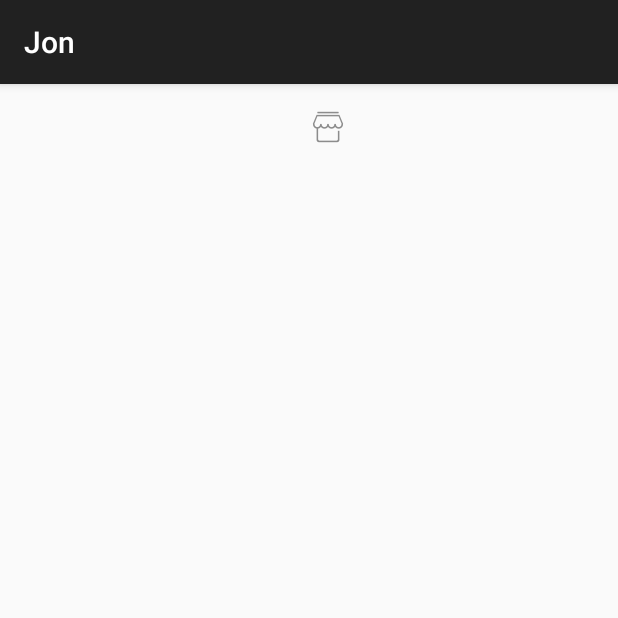
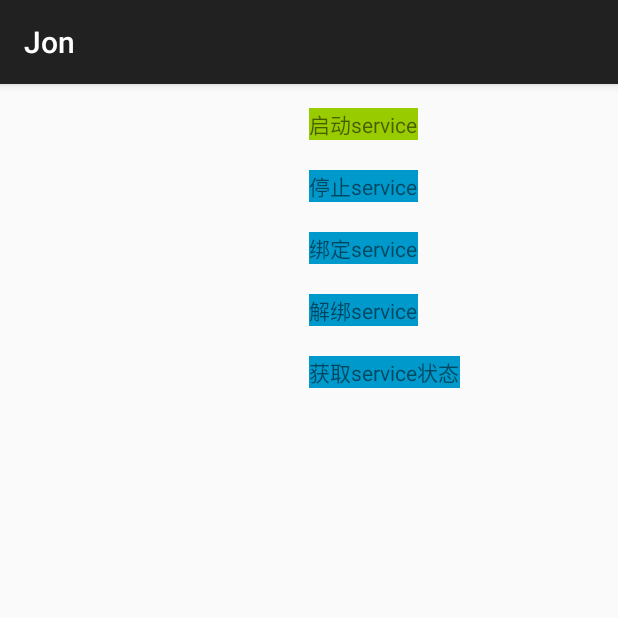
Before and after one commit to BlogForMe/DrugStore, an Android app: the screen it shows after launch (FragmentExerciseActivity), after a tap on "点我吧", on a phone screen of 412 x 824 dp, the top half of it. Run offline under Robolectric (Android 15) with nearby library versions, the phone set to English and light mode, and no system bars; libraries missing offline, so code that uses them is left out: com.facebook.drawee, com.lidroid.xutils; 2 statements that could not run were skipped.

Commit message:
选择提交

```diff
--- a/app/src/main/java/com/eoe/drugstore/activity/BaseActivity.java
+++ b/app/src/main/java/com/eoe/drugstore/activity/BaseActivity.java
@@ -64,45 +64,4 @@ public abstract class BaseActivity extends AppCompatActivity {
             finish();
         }
     }
-
-
-    @Override
-    protected void onStart() {
-        Log.i(TAG, "--onStart ---Current Activity ==" + this);
-        super.onStart();
-    }
-
-    @Override
-    protected void onRestart() {
-        Log.i(TAG, "--onRestart ---Current Activity ==" + this);
-        super.onRestart();
-    }
-
-    @Override
-    protected void onResume() {
-        Log.i(TAG, "--onResume ---Current Activity ==" + this);
-        super.onResume();
-    }
-
-    @Override
-    protected void onPause() {
-        Log.i(TAG, "--onPause ---Current Activity ==" + this);
-        super.onPause();
-    }
-
-    @Override
-    protected void onStop() {
-        Log.i(TAG, "--onStop ---Current Activity ==" + this);
-        super.onStop();
-    }
-
-    @Override
-    protected void onDestroy() {
-        Log.i(TAG, "--onDestroy ---Current Activity ==" + this);
-
-//        mController.getCxtList().remove(mContext);
-        super.onDestroy();
-
-    }
-
 }
--- a/app/src/main/java/com/eoe/drugstore/fragment/ArticleFragment.java
+++ b/app/src/main/java/com/eoe/drugstore/fragment/ArticleFragment.java
@@ -1,22 +1,117 @@
 package com.eoe.drugstore.fragment;
 
+import android.content.Intent;
 import android.os.Bundle;
-import android.support.annotation.Nullable;
-import android.support.v4.app.Fragment;
 import android.view.LayoutInflater;
 import android.view.View;
 import android.view.ViewGroup;
+import android.widget.TextView;
 
 import com.eoe.drugstore.R;
+import com.eoe.drugstore.service.BindService;
 
 /**
  * Created by Jon on 2016/4/17.
  * 练习构建Fragment
  */
-public class ArticleFragment extends Fragment {
-    @Nullable
+public class ArticleFragment extends BaseFragment  implements View.OnClickListener{
+    String TAG = "---ArticleFragment -----";
+
     @Override
     public View onCreateView(LayoutInflater inflater, ViewGroup container, Bundle savedInstanceState) {
-        return inflater.inflate(R.layout.fragment_community, container, false);
+        return initView(R.layout.fragment_article, null);
     }
+
+    @Override
+    protected void setupView(View v) {
+        TextView tvStart = (TextView) v.findViewById(R.id.tv_start);
+        TextView tvStop = (TextView) v.findViewById(R.id.tv_stop);
+        TextView tvBind = (TextView) v.findViewById(R.id.tv_bind);
+        TextView tvUnbing = (TextView) v.findViewById(R.id.tv_unbing);
+        TextView tvGetBind = (TextView) v.findViewById(R.id.tv_getbing);
+//        final Intent intent = new Intent(getActivity(), FirstService.class);
+        final Intent intent = new Intent(getActivity(), BindService.class);
+        tvStart.setOnClickListener(new View.OnClickListener() {
+            @Override
+            public void onClick(View v) {
+                getActivity().startService(intent);
+            }
+        });
+        tvStop.setOnClickListener(new View.OnClickListener() {
+            @Override
+            public void onClick(View v) {
+                getActivity().stopService(intent);
+
+            }
+        });
+        tvBind.setOnClickListener(this);
+        tvUnbing.setOnClickListener(this);
+        tvGetBind.setOnClickListener(this);
+
+    }
+
+    @Override
+    protected void setupData() {
+
+    }
+
+    @Override
+    public void onClick(View v) {
+
+    }
+
+
+//    @Override
+//    public void onCreate(@Nullable Bundle savedInstanceState) {
+//        super.onCreate(savedInstanceState);
+//        Log.i(TAG,"onCreate---");
+//    }
+//
+//    @Override
+//    public void onStart() {
+//        super.onStart();
+//        Log.i(TAG,"onStart---");
+//
+//    }
+//
+//    @Override
+//    public void onAttach(Context context) {
+//        super.onAttach(context);
+//        Log.i(TAG,"onAttach---");
+//
+//    }
+//
+//
+//    @Override
+//    public void onPause() {
+//        super.onPause();
+//        Log.i(TAG,"onPause---");
+//
+//    }
+//
+//    @Override
+//    public void onStop() {
+//        super.onStop();
+//        Log.i(TAG,"onStop---");
+//    }
+//
+//    @Override
+//    public void onResume() {
+//        super.onResume();
+//        Log.i(TAG,"onResume---");
+//    }
+//
+//    @Override
+//    public void onDestroyView() {
+//        super.onDestroyView();
+//        Log.i(TAG,"onDestroyView---");
+//
+//    }
+//
+//    @Override
+//    public void onDetach() {
+//        super.onDetach();
+//        Log.i(TAG,"onDetach---");
+//
+//    }
 }
--- a/app/src/main/java/com/eoe/drugstore/fragment/HeadlinesFragment.java
+++ b/app/src/main/java/com/eoe/drugstore/fragment/HeadlinesFragment.java
@@ -95,4 +95,7 @@ public class HeadlinesFragment extends BaseFragment {
         }
     };
 
+
+
+
 }
--- a/app/src/main/java/com/eoe/drugstore/fragment/HomeFragment.java
+++ b/app/src/main/java/com/eoe/drugstore/fragment/HomeFragment.java
@@ -1,16 +1,13 @@
 package com.eoe.drugstore.fragment;
 
-import android.content.Context;
 import android.content.Intent;
 import android.os.Bundle;
-import android.support.annotation.Nullable;
 import android.view.LayoutInflater;
 import android.view.View;
 import android.view.ViewGroup;
 import android.widget.TextView;
 
 import com.eoe.drugstore.R;
-import com.eoe.drugstore.activity.FragmentExerciseActivity;
 import com.eoe.drugstore.utils.Logger;
 
 
@@ -35,66 +32,13 @@ public class HomeFragment extends ParentFragment {
         tvClickme.setOnClickListener(new View.OnClickListener() {
             @Override
             public void onClick(View v) {
-                Intent intent = new Intent(getActivity(), FragmentExerciseActivity.class);
+
+                Intent intent = new Intent();
+                intent.setAction("dian.wo.ba");
                 getActivity().startActivity(intent);
             }
         });
     }
 
 
-    @Override
-    public void onCreate(@Nullable Bundle savedInstanceState) {
-        super.onCreate(savedInstanceState);
-        Logger.d("onCreate---");
-    }
-
-    @Override
-    public void onStart() {
-        super.onStart();
-        Logger.d("onStart---");
-
-    }
-
-    @Override
-    public void onAttach(Context context) {
-        super.onAttach(context);
-        Logger.d("onAttach---");
-
-    }
-
-
-
-    @Override
-    public void onPause() {
-        super.onPause();
-        Logger.d("onPause---");
-
-    }
-
-    @Override
-    public void onStop() {
-        super.onStop();
-        Logger.d("onStop---");
-
-    }
-
-    @Override
-    public void onResume() {
-        super.onResume();
-        Logger.d("onResume---");
-    }
-
-    @Override
-    public void onDestroyView() {
-        super.onDestroyView();
-        Logger.d("onDestroyView---");
-
-    }
-
-    @Override
-    public void onDetach() {
-        super.onDetach();
-        Logger.d("onDetach---");
-
-    }
 }
--- /dev/null
+++ b/app/src/main/res/layout/fragment_article.xml
@@ -0,0 +1,53 @@
+<?xml version="1.0" encoding="utf-8"?>
+<LinearLayout xmlns:android="http://schemas.android.com/apk/res/android"
+    android:layout_width="match_parent"
+    android:layout_height="match_parent"
+    android:orientation="vertical">
+
+    <TextView
+        android:id="@+id/tv_start"
+        android:layout_width="wrap_content"
+        android:layout_height="wrap_content"
+        android:layout_centerInParent="true"
+        android:background="@android:color/holo_green_light"
+        android:text="启动service" />
+
+    <TextView
+        android:id="@+id/tv_stop"
+        android:layout_width="wrap_content"
+        android:layout_height="wrap_content"
+        android:layout_below="@id/tv_start"
+        android:layout_marginTop="20dp"
+        android:background="@android:color/holo_blue_dark"
+        android:text="停止service" />
+
+
+
+    <TextView
+        android:id="@+id/tv_bind"
+        android:layout_width="wrap_content"
+        android:layout_height="wrap_content"
+        android:layout_below="@id/tv_start"
+        android:layout_marginTop="20dp"
+        android:background="@android:color/holo_blue_dark"
+        android:text="绑定service" />
+
+    <TextView
+        android:id="@+id/tv_unbing"
+        android:layout_width="wrap_content"
+        android:layout_height="wrap_content"
+        android:layout_below="@id/tv_start"
+        android:layout_marginTop="20dp"
+        android:background="@android:color/holo_blue_dark"
+        android:text="解绑service" />
+
+    <TextView
+        android:id="@+id/tv_getbing"
+        android:layout_width="wrap_content"
+        android:layout_height="wrap_content"
+        android:layout_below="@id/tv_start"
+        android:layout_marginTop="20dp"
+        android:background="@android:color/holo_blue_dark"
+        android:text="获取service状态" />
+
+</LinearLayout>
--- a/app/src/main/res/layout/fragment_home.xml
+++ b/app/src/main/res/layout/fragment_home.xml
@@ -2,7 +2,6 @@
 <RelativeLayout xmlns:android="http://schemas.android.com/apk/res/android"
     android:layout_width="match_parent"
     android:layout_height="match_parent">
-
 
 
     <TextView
@@ -10,5 +9,6 @@
         android:layout_width="wrap_content"
         android:layout_height="wrap_content"
         android:layout_centerInParent="true"
-        android:text="点我吧" />
+        android:text="点我吧"
+        android:textColor="@android:color/holo_blue_light" />
 </RelativeLayout>
```
Also changed, not shown: app/src/main/AndroidManifest.xml (+9 -1 lines), app/src/main/java/com/eoe/drugstore/service/BindService.java (added, +74 -0 lines), app/src/main/java/com/eoe/drugstore/service/FirstService.java (added, +38 -0 lines).
